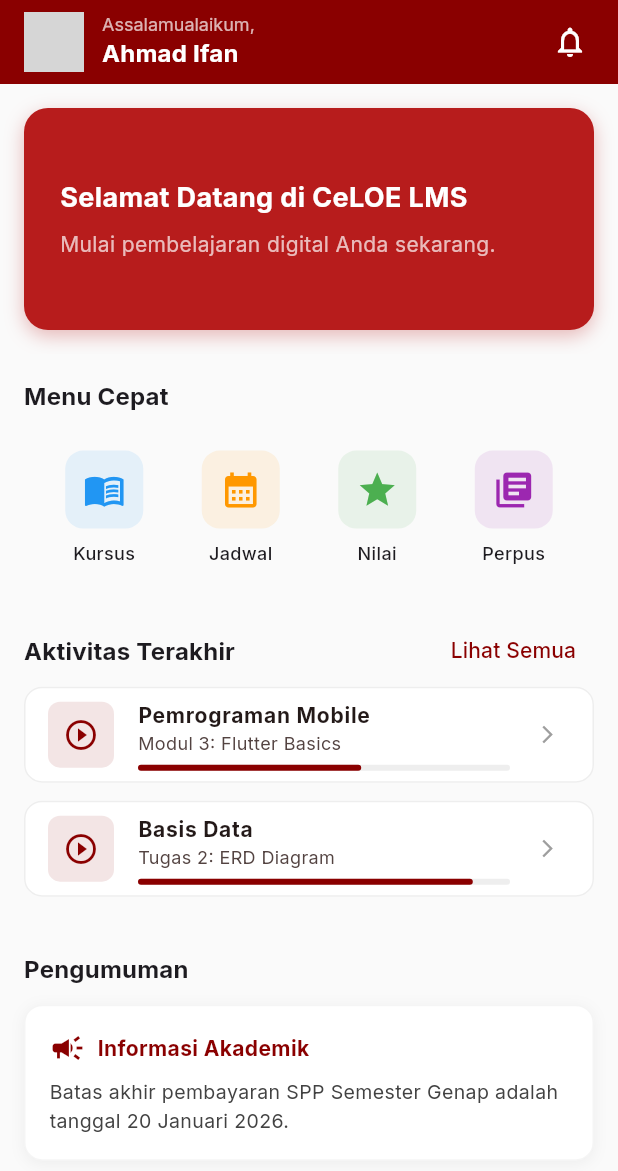
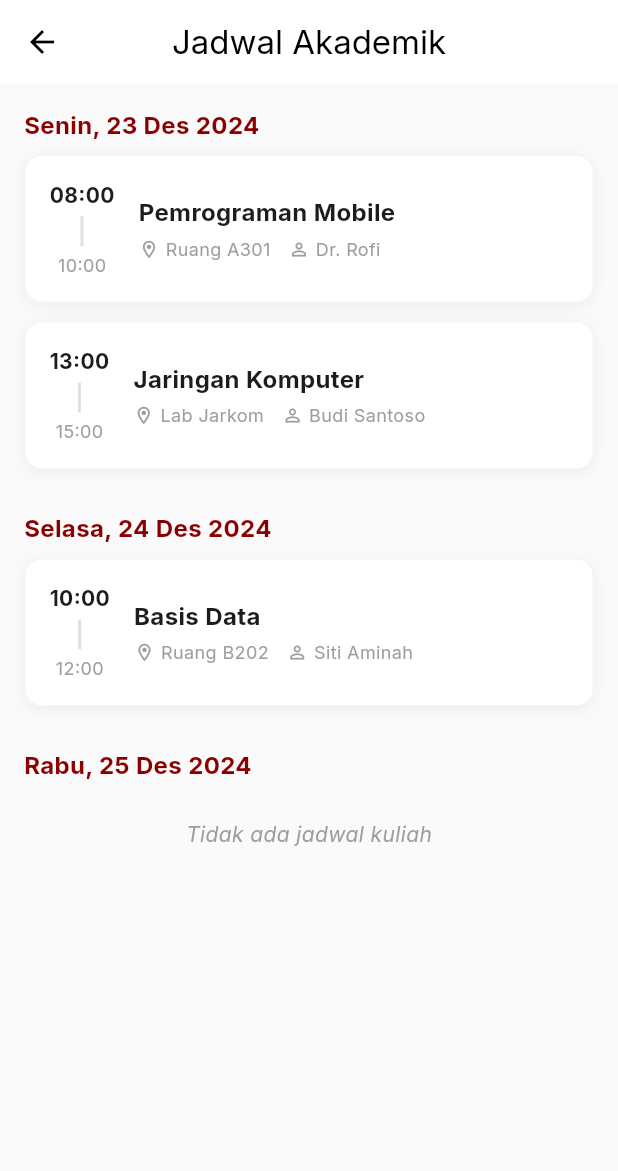
Before and after one commit to ifansyarifuddin/celoe_lms, a Flutter app: the DashboardPage screen opened directly, after a tap on "Jadwal", on a phone screen of 412 x 824 dp. Shown: the top 1171 px of the screen. Run offline on Flutter 3.47's test engine with Material 3 defaults, Android fonts, the phone set to English and light mode, and no system bars; our stand-ins replace google_fonts; network calls fail; grey boxes are pictures that could not be loaded.

Commit message:
Feat: Remove Library, Add Calendar, and Implement Material Viewers

```diff
--- a/lib/features/courses/presentation/pages/course_detail_page.dart
+++ b/lib/features/courses/presentation/pages/course_detail_page.dart
@@ -1,6 +1,7 @@
 import 'package:celoe_lms/core/app_colors.dart';
 import 'package:celoe_lms/features/courses/presentation/pages/quiz_page.dart'; // Added
 import 'package:celoe_lms/features/courses/presentation/pages/assignment_page.dart'; // Added
+import 'package:celoe_lms/features/courses/presentation/pages/material_viewer_page.dart';
 import 'package:flutter/material.dart';
 
 class CourseDetailPage extends StatelessWidget {
@@ -179,6 +180,8 @@ class CourseDetailPage extends StatelessWidget {
              Navigator.push(context, MaterialPageRoute(builder: (context) => const QuizPage()));
           } else if (type == 'Tugas') {
              Navigator.push(context, MaterialPageRoute(builder: (context) => const AssignmentPage()));
+          } else {
+             Navigator.push(context, MaterialPageRoute(builder: (context) => MaterialViewerPage(title: title, type: type)));
           }
         },
         borderRadius: BorderRadius.circular(8),
--- /dev/null
+++ b/lib/features/courses/presentation/pages/material_viewer_page.dart
@@ -0,0 +1,44 @@
+import 'package:celoe_lms/core/app_colors.dart';
+import 'package:flutter/material.dart';
+
+class MaterialViewerPage extends StatelessWidget {
+  final String title;
+  final String type;
+
+  const MaterialViewerPage({super.key, required this.title, required this.type});
+
+  @override
+  Widget build(BuildContext context) {
+    return Scaffold(
+      backgroundColor: Colors.black,
+      appBar: AppBar(
+        title: Text(title),
+        backgroundColor: Colors.transparent,
+        foregroundColor: Colors.white,
+        elevation: 0,
+      ),
+      body: Center(
+        child: Column(
+          mainAxisAlignment: MainAxisAlignment.center,
+          children: [
+            Icon(
+              type == 'Video' ? Icons.play_circle_fill : Icons.picture_as_pdf,
+              size: 80,
+              color: Colors.white,
+            ),
+            const SizedBox(height: 16),
+            Text(
+              '$type Placeholder',
+              style: const TextStyle(color: Colors.white, fontSize: 18, fontWeight: FontWeight.bold),
+            ),
+            const SizedBox(height: 8),
+            Text(
+              type == 'Video' ? 'Video Player akan muncul di sini.' : 'Dokumen Viewer akan muncul di sini.',
+              style: const TextStyle(color: Colors.grey),
+            ),
+          ],
+        ),
+      ),
+    );
+  }
+}
--- /dev/null
+++ b/lib/features/home/presentation/pages/calendar_page.dart
@@ -0,0 +1,105 @@
+import 'package:celoe_lms/core/app_colors.dart';
+import 'package:flutter/material.dart';
+
+class CalendarPage extends StatelessWidget {
+  const CalendarPage({super.key});
+
+  @override
+  Widget build(BuildContext context) {
+    return Scaffold(
+      appBar: AppBar(
+        title: const Text('Jadwal Akademik'),
+        backgroundColor: Colors.white,
+        foregroundColor: Colors.black,
+        elevation: 0,
+      ),
+      body: ListView(
+        padding: const EdgeInsets.all(16),
+        children: [
+          _buildDaySection("Senin, 23 Des 2024", [
+             _buildClassItem("08:00 - 10:00", "Pemrograman Mobile", "Ruang A301", "Dr. Rofi"),
+             _buildClassItem("13:00 - 15:00", "Jaringan Komputer", "Lab Jarkom", "Budi Santoso"),
+          ]),
+          const SizedBox(height: 16),
+          _buildDaySection("Selasa, 24 Des 2024", [
+             _buildClassItem("10:00 - 12:00", "Basis Data", "Ruang B202", "Siti Aminah"),
+          ]),
+          const SizedBox(height: 16),
+          _buildDaySection("Rabu, 25 Des 2024", [
+             const Center(child: Padding(
+               padding: EdgeInsets.all(16.0),
+               child: Text("Tidak ada jadwal kuliah", style: TextStyle(color: Colors.grey, fontStyle: FontStyle.italic)),
+             )),
+          ]),
+        ],
+      ),
+    );
+  }
+
+  Widget _buildDaySection(String date, List<Widget> items) {
+    return Column(
+      crossAxisAlignment: CrossAxisAlignment.start,
+      children: [
+        Text(
+          date,
+          style: const TextStyle(fontWeight: FontWeight.bold, fontSize: 16, color: AppColors.primary),
+        ),
+        const SizedBox(height: 8),
+        ...items,
+      ],
+    );
+  }
+
+  Widget _buildClassItem(String time, String subject, String location, String lecturer) {
+    return Container(
+      margin: const EdgeInsets.only(bottom: 12),
+      padding: const EdgeInsets.all(16),
+      decoration: BoxDecoration(
+        color: Colors.white,
+        borderRadius: BorderRadius.circular(12),
+        border: Border.all(color: Colors.grey.withOpacity(0.1)),
+        boxShadow: [
+          BoxShadow(
+            color: Colors.black.withOpacity(0.05),
+            blurRadius: 8,
+            offset: const Offset(0, 2),
+          ),
+        ],
+      ),
+      child: Row(
+        children: [
+          Column(
+            children: [
+              Text(time.split(' - ')[0], style: const TextStyle(fontWeight: FontWeight.bold)),
+              Container(
+                width: 2, height: 20, color: Colors.grey.shade300, margin: const EdgeInsets.symmetric(vertical: 4)
+              ),
+              Text(time.split(' - ')[1], style: const TextStyle(color: Colors.grey, fontSize: 12)),
+            ],
+          ),
+          const SizedBox(width: 16),
+          Expanded(
+            child: Column(
+              crossAxisAlignment: CrossAxisAlignment.start,
+              children: [
+                Text(subject, style: const TextStyle(fontWeight: FontWeight.bold, fontSize: 16)),
+                const SizedBox(height: 4),
+                Row(
+                  children: [
+                    const Icon(Icons.location_on_outlined, size: 14, color: Colors.grey),
+                    const SizedBox(width: 4),
+                    Text(location, style: const TextStyle(color: Colors.grey, fontSize: 12)),
+                    const SizedBox(width: 12),
+                    const Icon(Icons.person_outline, size: 14, color: Colors.grey),
+                    const SizedBox(width: 4),
+                    Text(lecturer, style: const TextStyle(color: Colors.grey, fontSize: 12)),
+                  ],
+                ),
+              ],
+            ),
+          ),
+        ],
+      ),
+    );
+  }
+}
--- a/lib/features/home/presentation/pages/dashboard_page.dart
+++ b/lib/features/home/presentation/pages/dashboard_page.dart
@@ -2,7 +2,7 @@ import 'package:celoe_lms/core/app_colors.dart';
 import 'package:celoe_lms/features/home/presentation/widgets/course_card.dart';
 import 'package:celoe_lms/features/profile/presentation/pages/profile_page.dart';
 import 'package:celoe_lms/features/profile/presentation/pages/grades_page.dart';
-import 'package:celoe_lms/features/home/presentation/pages/library_page.dart';
+import 'package:celoe_lms/features/home/presentation/pages/calendar_page.dart';
 import 'package:flutter/material.dart';
 
 class DashboardPage extends StatelessWidget {
@@ -210,9 +210,8 @@ class DashboardPage extends StatelessWidget {
   Widget _buildMenuGrid(BuildContext context) {
     final List<Map<String, dynamic>> menuItems = [
       {'icon': Icons.menu_book, 'label': 'Kursus', 'color': Colors.blue, 'page': null}, // Handled by Tab
-      {'icon': Icons.calendar_month, 'label': 'Jadwal', 'color': Colors.orange, 'page': null},
+      {'icon': Icons.calendar_month, 'label': 'Jadwal', 'color': Colors.orange, 'page': const CalendarPage()},
       {'icon': Icons.grade, 'label': 'Nilai', 'color': Colors.green, 'page': const GradesPage()},
-      {'icon': Icons.library_books, 'label': 'Perpus', 'color': Colors.purple, 'page': const LibraryPage()},
     ];
 
     return GridView.builder(
@@ -221,7 +220,7 @@ class DashboardPage extends StatelessWidget {
       physics: const NeverScrollableScrollPhysics(),
       itemCount: menuItems.length,
       gridDelegate: const SliverGridDelegateWithFixedCrossAxisCount(
-        crossAxisCount: 4,
+        crossAxisCount: 3,
         childAspectRatio: 0.8,
         crossAxisSpacing: 16,
       ),
```
